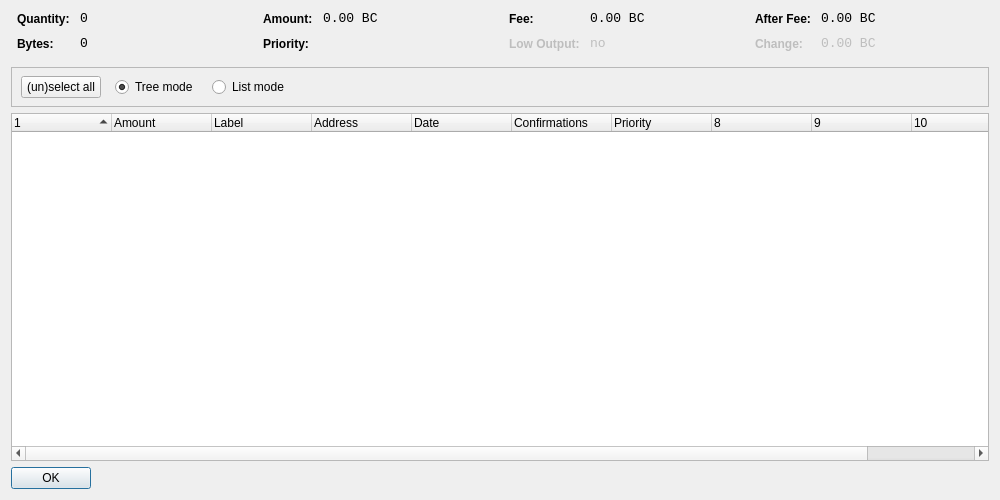
Qt form src/qt/forms/coincontroldialog.ui (GenesysCrypto/GenesysCoin) before a commit.
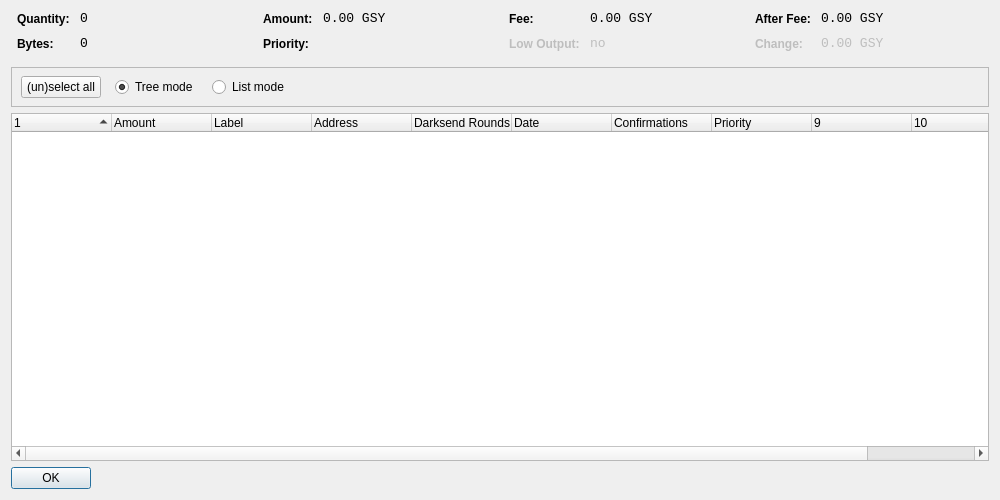
The same form after that commit. Custom widgets are drawn as their Qt base class.

Patch:
```diff
--- a/src/qt/forms/coincontroldialog.ui
+++ b/src/qt/forms/coincontroldialog.ui
@@ -141,7 +141,7 @@
           <enum>Qt::ActionsContextMenu</enum>
          </property>
          <property name="text">
-          <string notr="true">0.00 BC</string>
+          <string notr="true">0.00 GSY</string>
          </property>
          <property name="textInteractionFlags">
           <set>Qt::LinksAccessibleByMouse|Qt::TextSelectableByKeyboard|Qt::TextSelectableByMouse</set>
@@ -221,7 +221,7 @@
           <enum>Qt::ActionsContextMenu</enum>
          </property>
          <property name="text">
-          <string notr="true">0.00 BC</string>
+          <string notr="true">0.00 GSY</string>
          </property>
          <property name="textInteractionFlags">
           <set>Qt::LinksAccessibleByMouse|Qt::TextSelectableByKeyboard|Qt::TextSelectableByMouse</set>
@@ -307,7 +307,7 @@
           <enum>Qt::ActionsContextMenu</enum>
          </property>
          <property name="text">
-          <string notr="true">0.00 BC</string>
+          <string notr="true">0.00 GSY</string>
          </property>
          <property name="textInteractionFlags">
           <set>Qt::LinksAccessibleByMouse|Qt::TextSelectableByKeyboard|Qt::TextSelectableByMouse</set>
@@ -345,7 +345,7 @@
           <enum>Qt::ActionsContextMenu</enum>
          </property>
          <property name="text">
-          <string notr="true">0.00 BC</string>
+          <string notr="true">0.00 GSY</string>
          </property>
          <property name="textInteractionFlags">
           <set>Qt::LinksAccessibleByMouse|Qt::TextSelectableByKeyboard|Qt::TextSelectableByMouse</set>
@@ -479,6 +479,11 @@
        <string>Address</string>
       </property>
      </column>
+     <column>
+      <property name="text">
+       <string>Darksend Rounds</string>
+      </property>
+    </column>
      <column>
       <property name="text">
        <string>Date</string>
```
